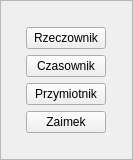
The window that ui/choose_add_pos.ui (BStalewski/lanler) describes before a commit, drawn with Qt 5.
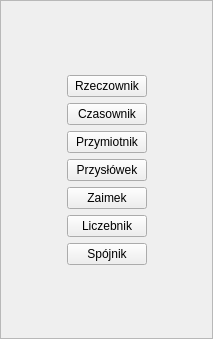
The same window after the commit.

```diff
--- a/ui/choose_add_pos.ui
+++ b/ui/choose_add_pos.ui
@@ -6,8 +6,8 @@
    <rect>
     <x>0</x>
     <y>0</y>
-    <width>133</width>
-    <height>160</height>
+    <width>213</width>
+    <height>339</height>
    </rect>
   </property>
   <property name="windowTitle">
@@ -69,6 +69,13 @@
        </property>
       </widget>
      </item>
+     <item>
+      <widget class="QPushButton" name="addAdverbButton">
+       <property name="text">
+        <string>Przysłówek</string>
+       </property>
+      </widget>
+     </item>
      <item>
       <widget class="QPushButton" name="addPronounButton">
        <property name="text">
@@ -76,6 +83,20 @@
        </property>
       </widget>
      </item>
+     <item>
+      <widget class="QPushButton" name="addNumeralButton">
+       <property name="text">
+        <string>Liczebnik</string>
+       </property>
+      </widget>
+     </item>
+     <item>
+      <widget class="QPushButton" name="addConjunctionButton">
+       <property name="text">
+        <string>Spójnik</string>
+       </property>
+      </widget>
+     </item>
      <item>
       <spacer name="verticalSpacer_2">
        <property name="orientation">
```
